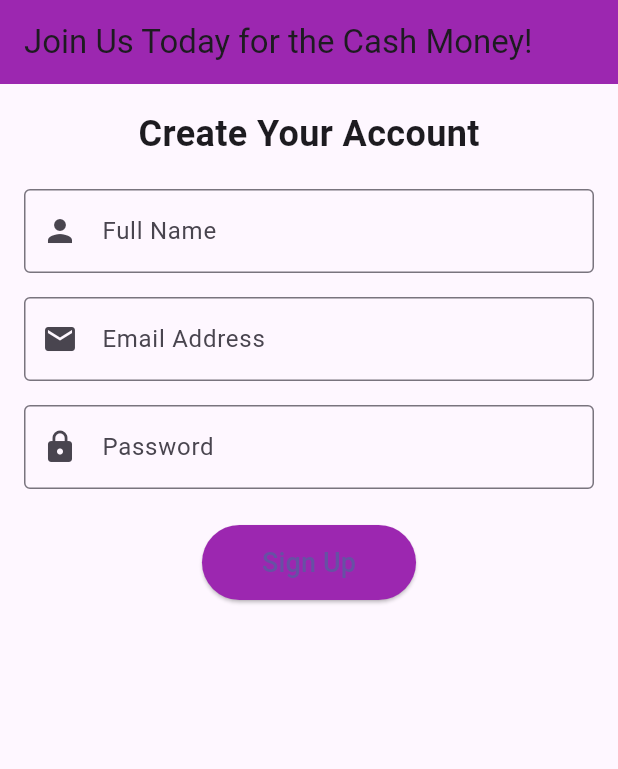
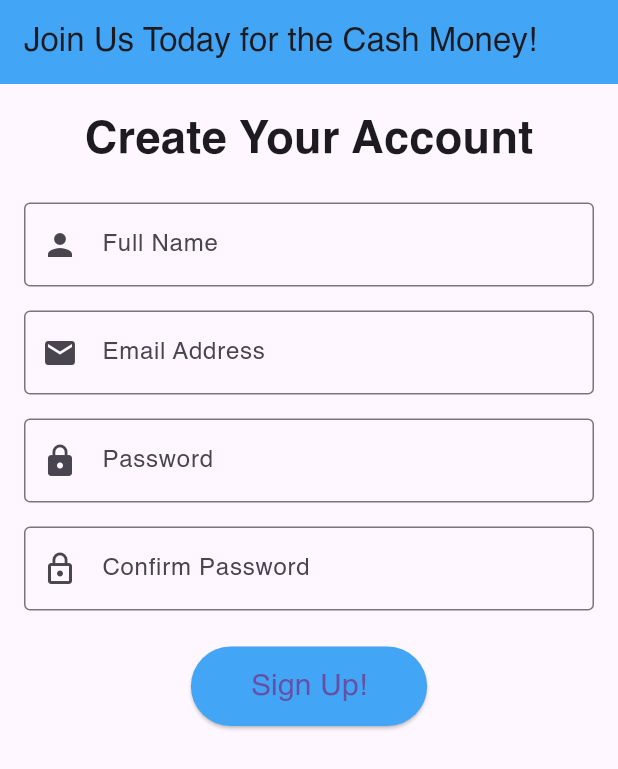
Before and after one commit to amarairobi/signup_page, a Flutter app: the screen it shows after launch, on a phone screen of 412 x 824 dp. Shown: the top 769 px of the screen. Run offline on Flutter 3.47's test engine with Material 3 defaults, Android fonts, the phone set to English and light mode, and no system bars.

Commit message:
added bonus features, changed font from roboto to helvetica.

```diff
--- a/lib/main.dart
+++ b/lib/main.dart
@@ -10,7 +10,7 @@ class MyApp extends StatelessWidget {
   Widget build(BuildContext context) {
     return MaterialApp(
       title: 'Fun Signup App',
-      theme: ThemeData(primarySwatch: Colors.purple),
+      theme: ThemeData(primarySwatch: Colors.blue, fontFamily: 'Helvetica',),
       home: const SignupPage(),
     );
   }
@@ -29,12 +29,15 @@ class _SignupPageState extends State<SignupPage> {
   final TextEditingController _emailController = TextEditingController();
   final TextEditingController _passwordController = TextEditingController();
 
+  // NEW: Confirm Password Controller
+  final TextEditingController _confirmPasswordController = TextEditingController();
+
   @override
   Widget build(BuildContext context) {
     return Scaffold(
       appBar: AppBar(
         title: const Text('Join Us Today for the Cash Money!'),
-        backgroundColor: Colors.purple,
+        backgroundColor: Colors.blue.shade400,
       ),
       body: Padding(
         padding: const EdgeInsets.all(16.0),
@@ -45,7 +48,7 @@ class _SignupPageState extends State<SignupPage> {
               // Welcome Message
               const Text(
                 'Create Your Account',
-                style: TextStyle(fontSize: 24, fontWeight: FontWeight.bold),
+                style: TextStyle(fontSize: 30, fontWeight: FontWeight.bold),
               ),
               const SizedBox(height: 20),
 
@@ -105,27 +108,50 @@ class _SignupPageState extends State<SignupPage> {
                   return null;
                 },
               ),
+              const SizedBox(height: 16),
+
+              //confirm pass
+              TextFormField(
+                controller: _confirmPasswordController,
+                obscureText: true,
+                decoration: const InputDecoration(
+                  labelText: 'Confirm Password',
+                  prefixIcon: Icon(Icons.lock_outline),
+                  border: OutlineInputBorder(),
+                ),
+                validator: (value) {
+                  if (value == null || value.isEmpty) {
+                    return 'Please confirm your password.';
+                  }
+                  if (value != _passwordController.text) {
+                    return 'Sorry! Passwords do not match. Try again.';
+                  }
+                  return null;
+                },
+              ),
               const SizedBox(height: 24),
 
               // Sign Up Button
               ElevatedButton(
                 onPressed: () {
                   if (_formKey.currentState!.validate()) {
-                    ScaffoldMessenger.of(context).showSnackBar(
-                      const SnackBar(
-                        content: Text('Welcome! Account created successfully.'),
-                        backgroundColor: Colors.green,
+                    Navigator.push(
+                      context,
+                      MaterialPageRoute(
+                        builder: (context) => WelcomePage(
+                          name: _nameController.text,
+                        ),
                       ),
                     );
                   }
                 },
                 style: ElevatedButton.styleFrom(
-                  backgroundColor: Colors.purple,
+                  backgroundColor: Colors.blue.shade400,
                   padding: const EdgeInsets.symmetric(horizontal: 40, vertical: 12),
                 ),
                 child: const Text(
-                  'Sign Up',
-                  style: TextStyle(fontSize: 18),
+                  'Sign Up!',
+                  style: TextStyle(fontSize: 20),
                 ),
               ),
             ],
@@ -135,3 +161,26 @@ class _SignupPageState extends State<SignupPage> {
     );
   }
 }
+
+
+class WelcomePage extends StatelessWidget {
+  final String name;
+  const WelcomePage({super.key, required this.name});
+
+  @override
+  Widget build(BuildContext context) {
+    return Scaffold(
+      backgroundColor: Colors.blue.shade100,
+      appBar: AppBar(
+        title: const Text('Welcome'),
+        backgroundColor: Colors.blue.shade500,
+      ),
+      body: Center(
+        child: Text(
+          'Welcome, $name!',
+          style: const TextStyle(fontSize: 28, fontWeight: FontWeight.bold),
+        ),
+      ),
+    );
+  }
+}
```
Also changed, not shown: pubspec.yaml (+10 -4 lines), assets/fonts/Helvetica-01.ttf (added), assets/fonts/Helvetica-Bold-02.ttf (added).
